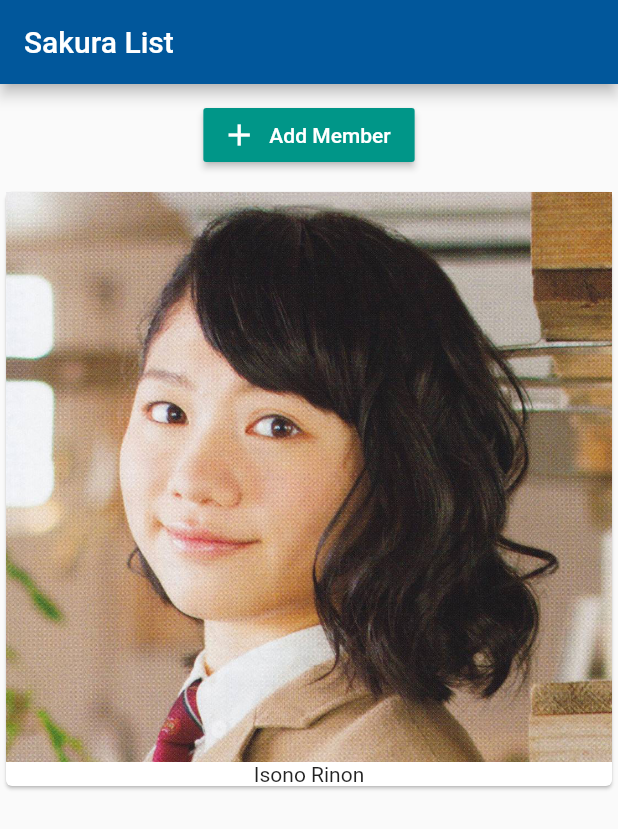
After one commit to emmanuelsw/flutter_sg, a Flutter app: the screen it shows after launch, on a phone screen of 412 x 824 dp. The commit adds this screen. Shown: the top 829 px of the screen. Run offline on Flutter 3.47's test engine with Material 2 defaults, Android fonts, the phone set to English and light mode, and no system bars.

Commit message:
2-33 Split up, passing data through widgets

```diff
--- a/lib/main.dart
+++ b/lib/main.dart
@@ -1,16 +1,10 @@
 import 'package:flutter/material.dart';
+
+import './member_manager.dart';
 
 void main() => runApp(MyApp());
 
-class MyApp extends StatefulWidget {
-  @override
-  State<StatefulWidget> createState() {
-    return _MyAppState();
-  }
-}
-
-class _MyAppState extends State<MyApp> {
-  List<String> _members = ['Isono Rinon'];
+class MyApp extends StatelessWidget {
 
   @override
   Widget build(BuildContext context) {
@@ -21,36 +15,7 @@ class _MyAppState extends State<MyApp> {
           backgroundColor: Colors.lightBlue[900],
           title: Text('Sakura List'),
         ),
-        body: Column(
-          children: [
-            Container(
-              margin: EdgeInsets.all(10.0),
-              child: RaisedButton.icon(
-                onPressed: () {
-                  setState(() {
-                    _members.add('Tensai');
-                  });
-                },
-                icon: Icon(Icons.add),
-                label: Text('Add Member'),
-                color: Colors.teal,
-                textColor: Colors.white,
-              ),
-            ),
-            Column(
-              children: _members
-                .map((element) => Card(
-                    child: Column(
-                      children: <Widget>[
-                        Image.asset('assets/rinon.jpg'),
-                        Text(element)
-                      ],
-                    ),
-                  ))
-                .toList(),
-            )
-          ],
-        ),
+        body: MemberManager('Isono Rinon'),
       ),
     );
   }
--- /dev/null
+++ b/lib/member_manager.dart
@@ -0,0 +1,46 @@
+import 'package:flutter/material.dart';
+
+import './members.dart';
+
+class MemberManager extends StatefulWidget {
+  final String startingMember;
+  MemberManager(this.startingMember);
+
+  @override
+  State<StatefulWidget> createState() {
+    return _MemberManagerState();
+  }
+}
+
+class _MemberManagerState extends State<MemberManager> {
+  List<String> _members = [];
+
+  @override
+  void initState() {
+    super.initState();
+    _members.add(widget.startingMember);
+  }
+
+  @override
+  Widget build(BuildContext context) {
+    return Column(children: [
+      Container(
+        margin: EdgeInsets.all(10.0),
+        child: Center(
+          child: RaisedButton.icon(
+            onPressed: () {
+              setState(() {
+                _members.add('Tensai');
+              });
+            },
+            icon: Icon(Icons.add),
+            label: Text('Add Member'),
+            color: Colors.teal,
+            textColor: Colors.white,
+          ),
+        ),
+      ),
+      Members(_members),
+    ]);
+  }
+}
--- /dev/null
+++ b/lib/members.dart
@@ -0,0 +1,23 @@
+import 'package:flutter/material.dart';
+
+class Members extends StatelessWidget {
+  final List<String> members;
+
+  Members(this.members);
+
+  @override
+  Widget build(BuildContext context) {
+    return Column(
+      children: members
+        .map((element) => Card(
+            child: Column(
+              children: <Widget>[
+                Image.asset('assets/rinon.jpg'),
+                Text(element)
+              ],
+            ),
+          ))
+        .toList(),
+    );
+  }
+}
```
